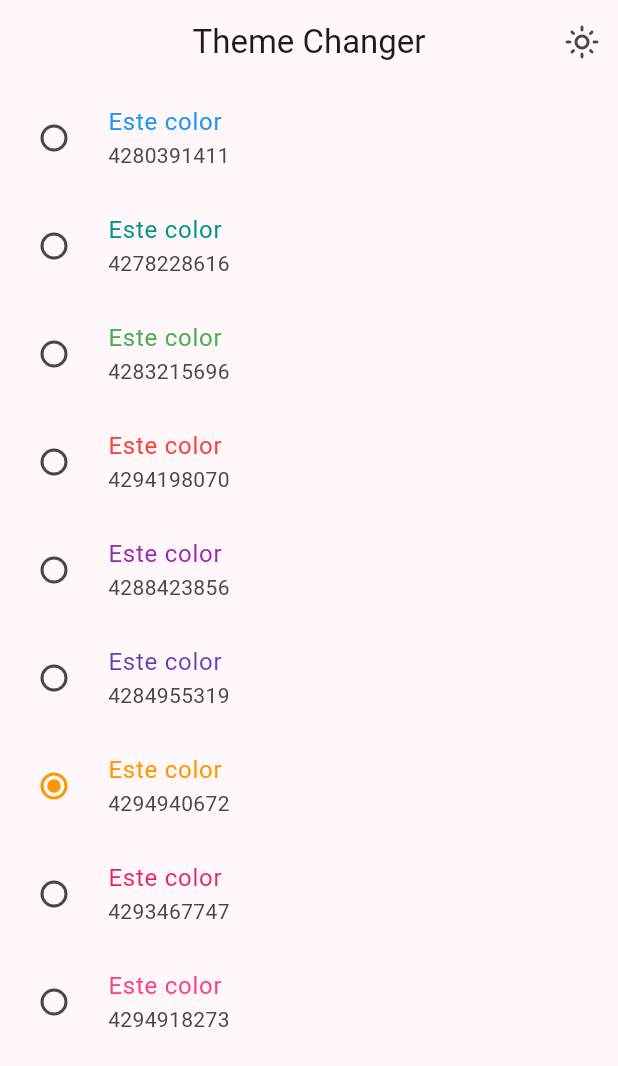
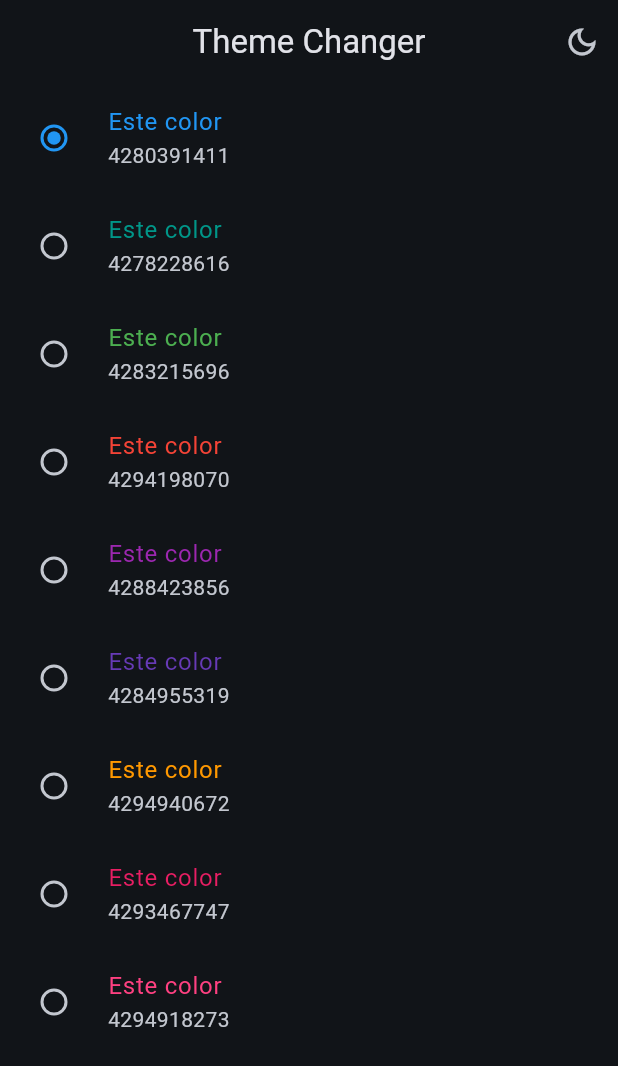
Before and after one commit to RommelOlachea/flutter_widgets_app, a Flutter app: the ThemeChangerScreen screen opened by its route, after a tap on the "light mode" icon, on a phone screen of 412 x 824 dp. Shown: the top 1066 px of the screen. Run offline on Flutter 3.47's test engine with Material 2 defaults, Android fonts, the phone set to English and light mode, and no system bars; our stand-ins replace animate_do, flutter_riverpod, go_router; missing offline and left inert: dart:ffi.

Commit message:
Manejo del estado de darkmode y del color del tema

```diff
--- a/lib/config/theme/app_theme.dart
+++ b/lib/config/theme/app_theme.dart
@@ -14,16 +14,18 @@ const colorList = <Color>[
 
 class AppTheme {
   final int selectedColor;
-
-  AppTheme({this.selectedColor = 0})
+  final bool isDarkMode;
+  AppTheme({this.selectedColor = 0, this.isDarkMode = false})
       : assert(selectedColor >= 0, 'Selected color must be > 0'),
-      assert(selectedColor < colorList.length - 1 , 'Selected color must be less or equal to ${colorList.length}') ;
+        assert(selectedColor < colorList.length - 1,
+            'Selected color must be less or equal to ${colorList.length}');
 
   ThemeData getTheme() => ThemeData(
-    useMaterial3: true,
-    colorSchemeSeed: colorList[ selectedColor ],
-    appBarTheme: const AppBarTheme(
-      centerTitle: true,
-    ),
-  );
+        useMaterial3: true,
+        brightness: isDarkMode ? Brightness.dark : Brightness.light,
+        colorSchemeSeed: colorList[selectedColor],
+        appBarTheme: const AppBarTheme(
+          centerTitle: true,
+        ),
+      );
 }
--- a/lib/main.dart
+++ b/lib/main.dart
@@ -2,23 +2,24 @@ import 'package:flutter/material.dart';
 import 'package:flutter_riverpod/flutter_riverpod.dart';
 import 'package:widgets_app/config/router/app_router.dart';
 import 'package:widgets_app/config/theme/app_theme.dart';
+import 'package:widgets_app/presentation/providers/theme_provider.dart';
 
 void main() {
-  runApp(
-     const ProviderScope(child: MainApp())
-    );
+  runApp(const ProviderScope(child: MainApp()));
 }
 
-class MainApp extends StatelessWidget {
-
+class MainApp extends ConsumerWidget {
   const MainApp({super.key});
   @override
-  Widget build(BuildContext context) {
+  Widget build(BuildContext context, WidgetRef ref) {
+    final int selectedColor = ref.watch(selectedColorProvider);
+    final bool isDarkMode = ref.watch(isDarkModeProvider);
+
     return MaterialApp.router(
       title: 'Flutter Widgets',
       routerConfig: appRouter,
       debugShowCheckedModeBanner: false,
-      theme: AppTheme(selectedColor: 4).getTheme(),
+      theme: AppTheme(selectedColor: selectedColor, isDarkMode: isDarkMode).getTheme(),
     );
   }
 }
--- a/lib/presentation/providers/theme_provider.dart
+++ b/lib/presentation/providers/theme_provider.dart
@@ -6,3 +6,6 @@ final isDarkModeProvider = StateProvider((ref) => false);
 
 //Listado de colores inmutable
 final colorListProvider = Provider((ref) => colorList);
+
+//Un simple int, para el color seleccionado
+final selectedColorProvider = StateProvider((ref) => 0);
--- a/lib/presentation/theme_changer/theme_changer_screen.dart
+++ b/lib/presentation/theme_changer/theme_changer_screen.dart
@@ -16,7 +16,9 @@ class ThemeChangerScreen extends ConsumerWidget {
         title: const Text('Theme Changer'),
         actions: [
           IconButton(
-              onPressed: () {},
+              onPressed: () {
+                ref.read(isDarkModeProvider.notifier).update((state) => !state);
+              },
               icon: Icon(isDarkmode
                   ? Icons.dark_mode_outlined
                   : Icons.light_mode_outlined))
@@ -35,21 +37,26 @@ class _ThemeChangerView extends ConsumerWidget {
   @override
   Widget build(BuildContext context, WidgetRef ref) {
     final List<Color> colors = ref.watch(colorListProvider);
+    final int selectedColor = ref.watch(selectedColorProvider);
 
     return ListView.builder(
         itemCount: colors.length,
         itemBuilder: (context, index) {
           final Color color = colors[index];
           return RadioListTile(
-             title: Text('Este color', style: TextStyle(color: color),),
-             subtitle: Text('${color.value}'),
-             activeColor: color, //es el color de la bolita del elemento seleccionado
-              value: index,  // es el valor del indica de cada elemento
-              groupValue: 6, //es el valor seleccionado
-              onChanged: (value) {
-                //todo: notificar el cambio a algun lugar
-              },
-              );
+            title: Text(
+              'Este color',
+              style: TextStyle(color: color),
+            ),
+            subtitle: Text('${color.value}'),
+            activeColor:
+                color, //es el color de la bolita del elemento seleccionado
+            value: index, // es el valor del indica de cada elemento
+            groupValue: selectedColor, //es el valor seleccionado
+            onChanged: (value) {
+              ref.read(selectedColorProvider.notifier).state = index;
+            },
+          );
         });
   }
 }
```
